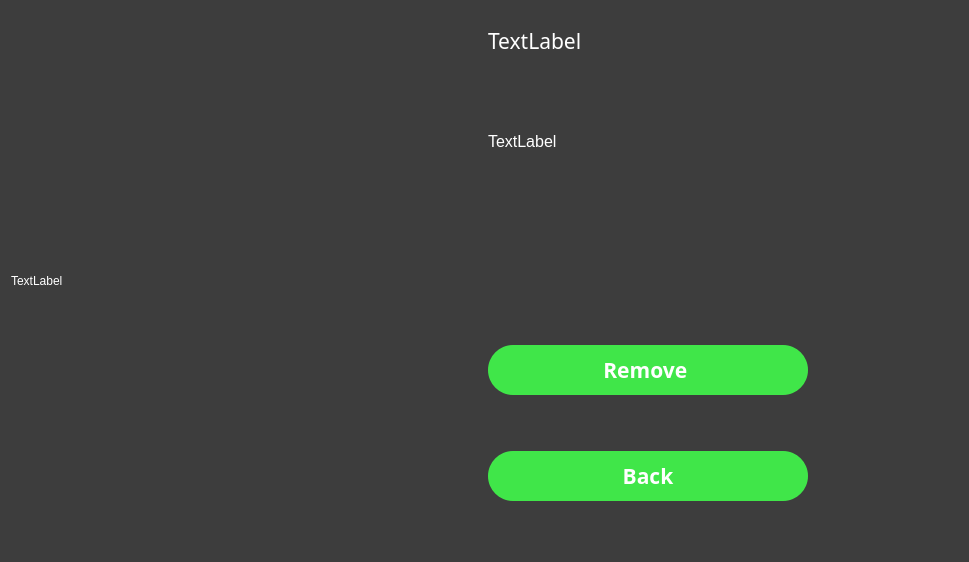
Before: the Qt Designer form JimRootShopProj/guitarpage.ui in masterkusok/JimRootShop, drawn with Qt 5.
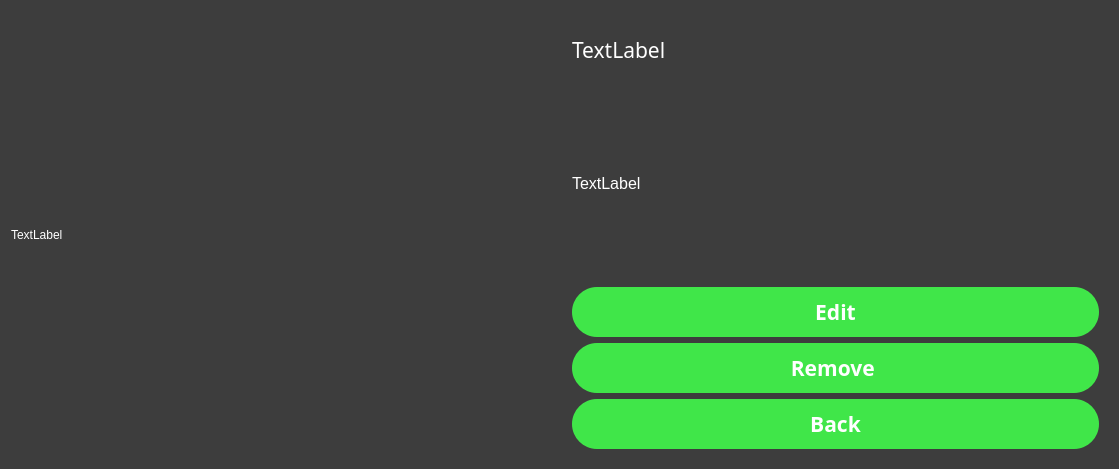
After: the same form once the commit is applied.

Patch:
```diff
--- a/JimRootShopProj/guitarpage.ui
+++ b/JimRootShopProj/guitarpage.ui
@@ -6,8 +6,8 @@
    <rect>
     <x>0</x>
     <y>0</y>
-    <width>969</width>
-    <height>562</height>
+    <width>1119</width>
+    <height>469</height>
    </rect>
   </property>
   <property name="windowTitle">
@@ -37,53 +37,18 @@
 	width:100%;
 }</string>
   </property>
-  <layout class="QGridLayout" name="gridLayout_2">
-   <item row="0" column="0">
-    <layout class="QGridLayout" name="gridLayout">
-     <item row="0" column="0" rowspan="5">
+  <layout class="QHBoxLayout" name="horizontalLayout">
+   <item>
       <widget class="QLabel" name="imgLabel">
        <property name="text">
         <string>TextLabel</string>
        </property>
       </widget>
      </item>
-     <item row="4" column="1">
-      <widget class="QPushButton" name="returnButton">
-       <property name="font">
-        <font>
-         <family>Segoe UI Black</family>
-         <pointsize>16</pointsize>
-         <weight>75</weight>
-         <bold>true</bold>
-        </font>
-       </property>
-       <property name="cursor">
-        <cursorShape>PointingHandCursor</cursorShape>
-       </property>
-       <property name="text">
-        <string>Back</string>
-       </property>
-      </widget>
-     </item>
-     <item row="3" column="1">
-      <widget class="QPushButton" name="removBtn">
-       <property name="font">
-        <font>
-         <family>Segoe UI Black</family>
-         <pointsize>16</pointsize>
-         <weight>75</weight>
-         <bold>true</bold>
-        </font>
-       </property>
-       <property name="cursor">
-        <cursorShape>PointingHandCursor</cursorShape>
-       </property>
-       <property name="text">
-        <string>Remove </string>
-       </property>
-      </widget>
-     </item>
-     <item row="0" column="1">
+   <item>
+    <widget class="QWidget" name="widget" native="true">
+     <layout class="QVBoxLayout" name="verticalLayout">
+      <item>
       <widget class="QLabel" name="nameLabel">
        <property name="sizePolicy">
         <sizepolicy hsizetype="Preferred" vsizetype="Fixed">
@@ -108,7 +73,7 @@
        </property>
       </widget>
      </item>
-     <item row="1" column="1">
+      <item>
       <widget class="QLabel" name="descriptionLabel">
        <property name="maximumSize">
         <size>
@@ -129,7 +94,89 @@
        </property>
       </widget>
      </item>
-    </layout>
+      <item>
+       <widget class="QPushButton" name="editButton">
+        <property name="font">
+         <font>
+          <family>Segoe UI Black</family>
+          <pointsize>16</pointsize>
+          <weight>75</weight>
+          <bold>true</bold>
+         </font>
+        </property>
+        <property name="cursor">
+         <cursorShape>PointingHandCursor</cursorShape>
+        </property>
+        <property name="styleSheet">
+         <string notr="true">margin: 0;
+padding: 0;</string>
+        </property>
+        <property name="text">
+         <string>Edit</string>
+        </property>
+       </widget>
+      </item>
+      <item>
+       <widget class="QPushButton" name="removBtn">
+        <property name="font">
+         <font>
+          <family>Segoe UI Black</family>
+          <pointsize>16</pointsize>
+          <weight>75</weight>
+          <bold>true</bold>
+         </font>
+        </property>
+        <property name="cursor">
+         <cursorShape>PointingHandCursor</cursorShape>
+        </property>
+        <property name="toolTip">
+         <string/>
+        </property>
+        <property name="autoFillBackground">
+         <bool>false</bool>
+        </property>
+        <property name="styleSheet">
+         <string notr="true">margin: 0;
+padding: 0;</string>
+        </property>
+        <property name="text">
+         <string>Remove </string>
+        </property>
+        <property name="autoDefault">
+         <bool>false</bool>
+        </property>
+        <property name="default">
+         <bool>false</bool>
+        </property>
+        <property name="flat">
+         <bool>false</bool>
+        </property>
+       </widget>
+      </item>
+      <item>
+       <widget class="QPushButton" name="returnButton">
+        <property name="font">
+         <font>
+          <family>Segoe UI Black</family>
+          <pointsize>16</pointsize>
+          <weight>75</weight>
+          <bold>true</bold>
+         </font>
+        </property>
+        <property name="cursor">
+         <cursorShape>PointingHandCursor</cursorShape>
+        </property>
+        <property name="styleSheet">
+         <string notr="true">margin: 0;
+padding: 0;</string>
+        </property>
+        <property name="text">
+         <string>Back</string>
+        </property>
+       </widget>
+      </item>
+     </layout>
+    </widget>
    </item>
   </layout>
  </widget>
```
Lines whose indentation alone changed are shown as unchanged.
